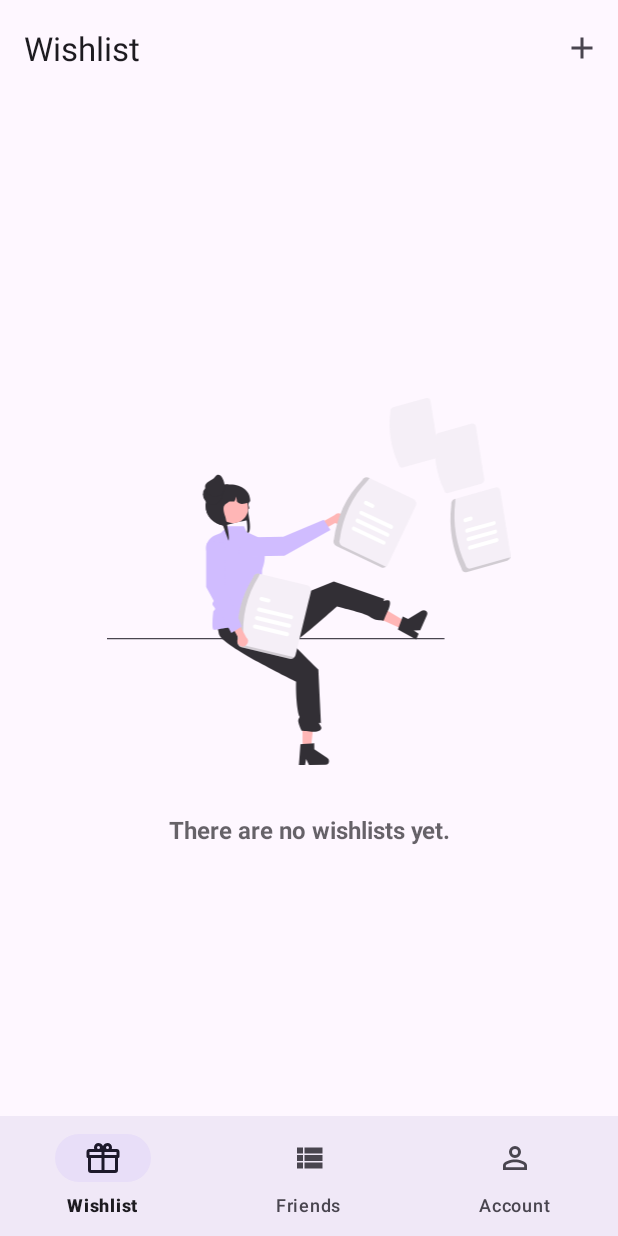
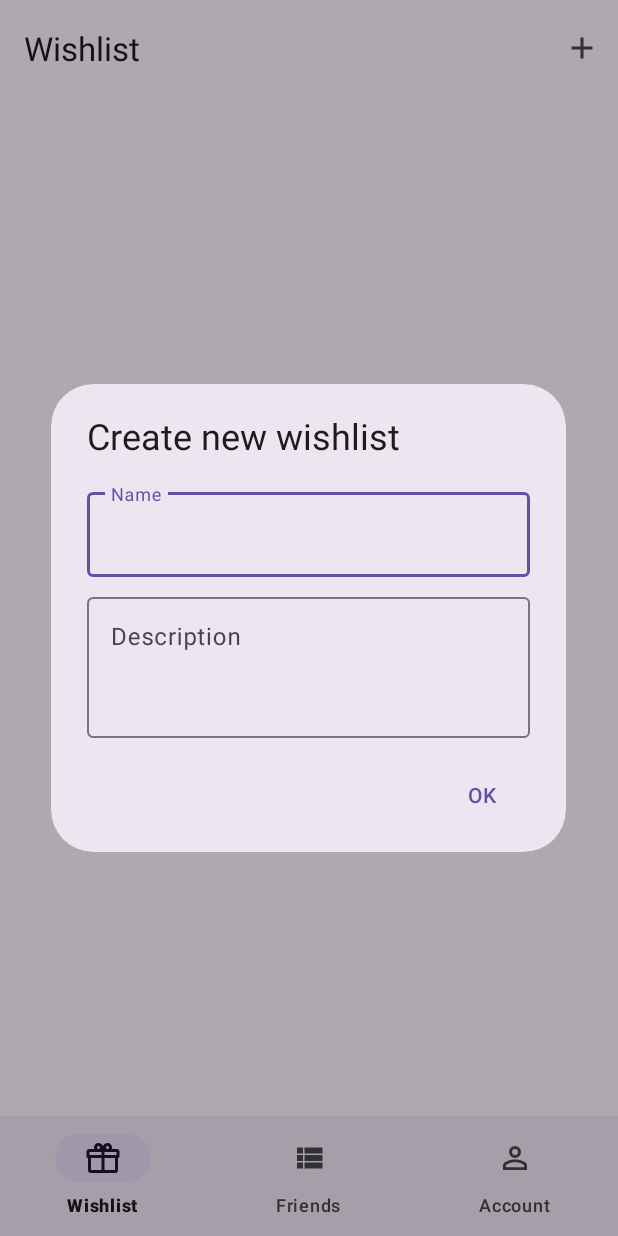
Before and after one commit to JacobD2001/SocialGift, an Android app: the WishlistsFragment screen opened directly, with no data from a screen before it, after a tap on "New wishlist", on a phone screen of 412 x 824 dp. Run offline under Robolectric (Android 15) with nearby library versions, the phone set to English and light mode, and no system bars; our stand-ins replace navigation-ui; libraries missing offline, so code that uses them is left out: com.mikepenz.fastadapter; 3 statements that could not run were skipped.

Commit message:
Create new wishlist dialog

```diff
--- /dev/null
+++ b/app/src/main/java/com/jacobd2001/socialgift/home/wishlists/NewWishlistDialog.java
@@ -0,0 +1,75 @@
+package com.jacobd2001.socialgift.home.wishlists;
+
+import android.app.Dialog;
+import android.content.DialogInterface;
+import android.os.Bundle;
+
+import androidx.annotation.NonNull;
+import androidx.appcompat.app.AlertDialog;
+import androidx.fragment.app.DialogFragment;
+
+import com.google.android.material.dialog.MaterialAlertDialogBuilder;
+import com.jacobd2001.socialgift.R;
+import com.jacobd2001.socialgift.databinding.DialogNewWishlistBinding;
+
+public class NewWishlistDialog extends DialogFragment {
+
+    private final OnSubmitClickListener listener;
+    private DialogNewWishlistBinding binding;
+
+    public NewWishlistDialog(OnSubmitClickListener listener) {
+        this.listener = listener;
+    }
+
+    @NonNull
+    @Override
+    public Dialog onCreateDialog(Bundle savedInstanceState) {
+        binding = DialogNewWishlistBinding.inflate(getLayoutInflater());
+
+        final MaterialAlertDialogBuilder builder = new MaterialAlertDialogBuilder(getActivity());
+        final AlertDialog dialog = builder.setTitle(R.string.create_new_wishlist)
+                .setCancelable(false)
+                .setView(binding.getRoot())
+                .setPositiveButton(android.R.string.ok, null).create();
+
+        dialog.setOnShowListener(dialogInterface -> dialog.getButton(DialogInterface.BUTTON_POSITIVE).setOnClickListener(view -> onSubmitClicked(dialog)));
+
+        return dialog;
+    }
+
+    private void onSubmitClicked(AlertDialog dialog) {
+        final String name = binding.wishlistNameInput.getEditText() != null ? binding.wishlistNameInput.getEditText().getText().toString() : "";
+        final String description = binding.wishlistDescriptionInput.getEditText() != null ? binding.wishlistDescriptionInput.getEditText().getText().toString() : "";
+
+        cleanErrors();
+        if (!validateFields(name, description)) return;
+
+        listener.onSubmitClicked(name, description);
+        dialog.dismiss();
+    }
+
+    private boolean validateFields(String name, String description) {
+        if (name.isEmpty()) {
+            binding.wishlistNameInput.setError("Name cannot be empty");
+            return false;
+        }
+
+        if (description.isEmpty()) {
+            binding.wishlistDescriptionInput.setError("Description cannot be empty");
+            return false;
+        }
+        return true;
+    }
+
+    private void cleanErrors() {
+        binding.wishlistNameInput.setError(null);
+        binding.wishlistDescriptionInput.setError(null);
+
+        binding.wishlistNameInput.setErrorEnabled(false);
+        binding.wishlistDescriptionInput.setErrorEnabled(false);
+    }
+
+    public interface OnSubmitClickListener {
+        void onSubmitClicked(String name, String description);
+    }
+}
--- a/app/src/main/java/com/jacobd2001/socialgift/home/wishlists/WishlistsFragment.java
+++ b/app/src/main/java/com/jacobd2001/socialgift/home/wishlists/WishlistsFragment.java
@@ -64,6 +64,19 @@ public class WishlistsFragment extends Fragment implements MenuProvider {
 
     @Override
     public boolean onMenuItemSelected(@NonNull MenuItem menuItem) {
+        if (menuItem.getItemId() == R.id.action_add_wishlist) {
+            NewWishlistDialog dialog = new NewWishlistDialog((name, description) -> {
+                binding.wishlistsRecyclerView.setVisibility(View.VISIBLE);
+                binding.noWishlistsLayout.setVisibility(View.GONE);
+
+                final WishlistItem item = new WishlistItem(name, description);
+                wishlists.add(item);
+                itemAdapter.add(item);
+            });
+            dialog.show(getParentFragmentManager(), "newWishlist");
+            return true;
+        }
+
         return false;
     }
 
--- /dev/null
+++ b/app/src/main/res/layout/dialog_new_wishlist.xml
@@ -0,0 +1,37 @@
+<?xml version="1.0" encoding="utf-8"?>
+<LinearLayout xmlns:android="http://schemas.android.com/apk/res/android"
+    android:layout_width="match_parent"
+    android:layout_height="match_parent"
+    android:orientation="vertical"
+    android:paddingHorizontal="24dp"
+    android:paddingTop="16dp">
+
+    <com.google.android.material.textfield.TextInputLayout
+        android:id="@+id/wishlistNameInput"
+        style="@style/Widget.Material3.TextInputLayout.OutlinedBox"
+        android:layout_width="match_parent"
+        android:layout_height="wrap_content"
+        android:layout_marginBottom="8dp"
+        android:hint="@string/wishlist_name">
+
+        <com.google.android.material.textfield.TextInputEditText
+            android:layout_width="match_parent"
+            android:layout_height="wrap_content" />
+    </com.google.android.material.textfield.TextInputLayout>
+
+    <com.google.android.material.textfield.TextInputLayout
+        android:id="@+id/wishlistDescriptionInput"
+        style="@style/Widget.Material3.TextInputLayout.OutlinedBox"
+        android:layout_width="match_parent"
+        android:layout_height="wrap_content"
+        android:hint="@string/wishlist_description">
+
+        <com.google.android.material.textfield.TextInputEditText
+            android:layout_width="match_parent"
+            android:layout_height="wrap_content"
+            android:gravity="top"
+            android:inputType="textMultiLine"
+            android:minLines="3" />
+    </com.google.android.material.textfield.TextInputLayout>
+
+</LinearLayout>
--- a/app/src/main/res/values/strings.xml
+++ b/app/src/main/res/values/strings.xml
@@ -16,5 +16,8 @@
     <string name="friend_requests">Friend requests</string>
     <string name="messages">Messages</string>
     <string name="edit_account">Edit account</string>
+    <string name="create_new_wishlist">Create new wishlist</string>
+    <string name="wishlist_name">Name</string>
+    <string name="wishlist_description">Description</string>
     <string name="there_are_no_wishlists_yet">There are no wishlists yet.</string>
 </resources>
```
